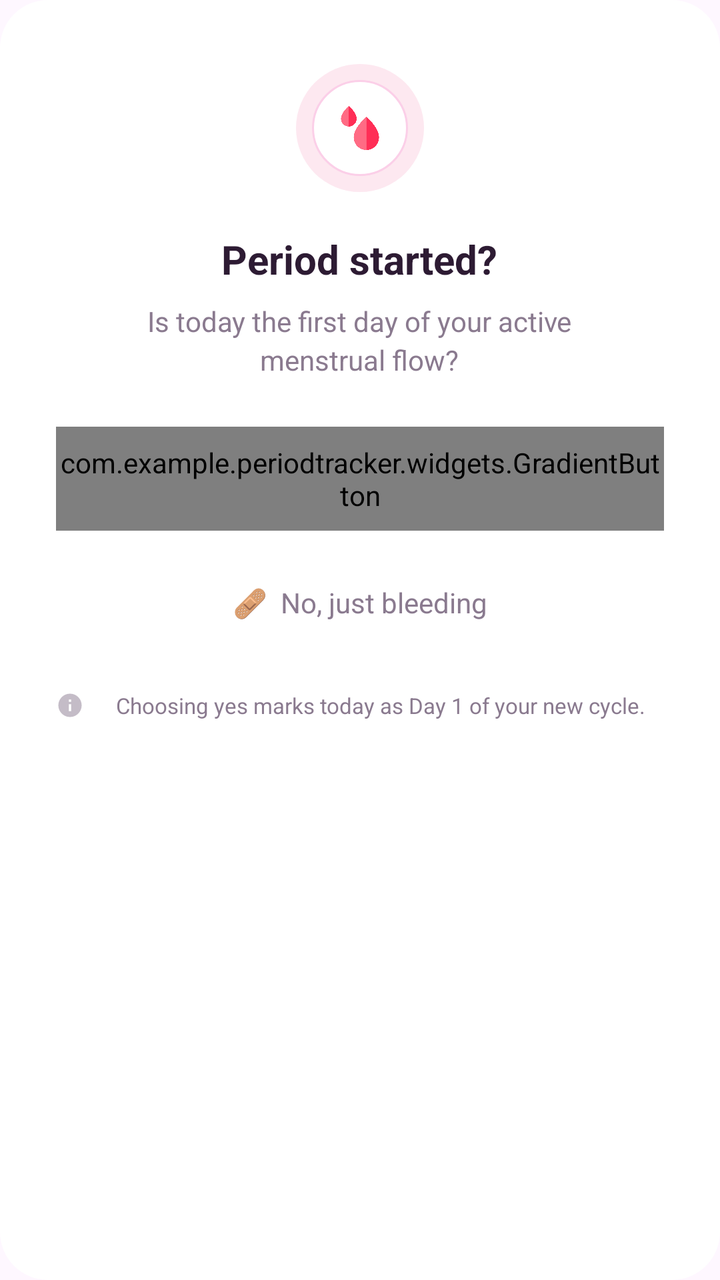
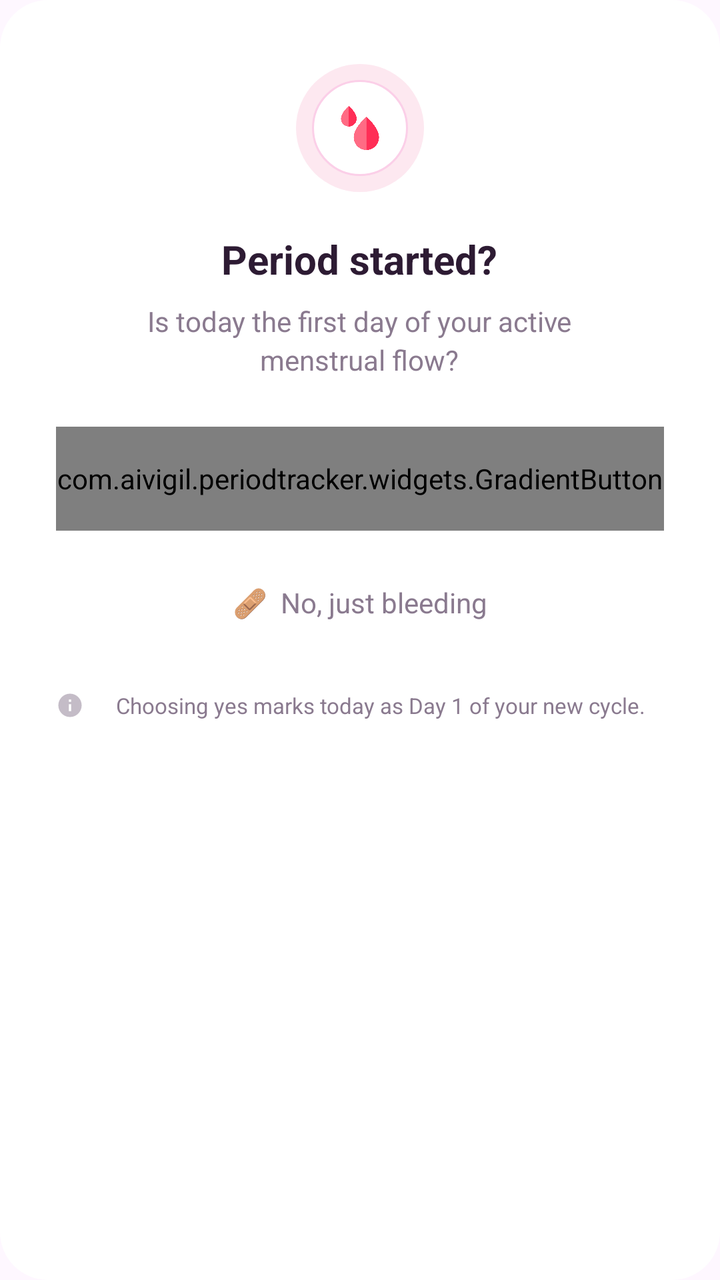

Compare the two renders of this Android layout. The source of the first and the diff that turns it into the second are given below.
<!-- AndroidManifest.xml: application theme Theme.PeriodTracker -->
<!-- res/layout/dialog_period_start_confirmation.xml -->
<?xml version="1.0" encoding="utf-8"?>
<LinearLayout
    xmlns:android="http://schemas.android.com/apk/res/android"
    android:layout_width="match_parent"
    android:layout_height="wrap_content"
    android:orientation="vertical"
    android:gravity="center_horizontal"
    android:paddingHorizontal="28dp"
    android:paddingTop="32dp"
    android:paddingBottom="24dp"
    android:background="@drawable/bg_dialog_card">

    
    <FrameLayout
        android:layout_width="64dp"
        android:layout_height="64dp"
        android:layout_marginBottom="20dp">

        
        <View
            android:layout_width="64dp"
            android:layout_height="64dp"
            android:background="@drawable/bg_period_confirm_outer" />

        
        <FrameLayout
            android:layout_width="48dp"
            android:layout_height="48dp"
            android:layout_gravity="center"
            android:background="@drawable/bg_period_confirm_inner">

            <ImageView
                android:layout_width="22dp"
                android:layout_height="22dp"
                android:layout_gravity="center"
                android:src="@drawable/ic_period_drop"
                android:contentDescription="Period drop" />

        </FrameLayout>

    </FrameLayout>

    
    <TextView
        android:layout_width="wrap_content"
        android:layout_height="wrap_content"
        android:text="Period started?"
        android:textSize="20sp"
        android:textStyle="bold"
        android:textColor="#2D1B33"
        android:layout_marginBottom="8dp" />

    
    <TextView
        android:layout_width="wrap_content"
        android:layout_height="wrap_content"
        android:text="Is today the first day of your active\nmenstrual flow?"
        android:textSize="14sp"
        android:textColor="#8A7A8F"
        android:gravity="center"
        android:lineSpacingExtra="3dp"
        android:layout_marginBottom="24dp" />

    
    <com.example.periodtracker.widgets.GradientButton
        android:id="@+id/btnYesPeriodStarted"
        android:layout_width="match_parent"
        android:layout_height="52dp"
        android:text="🩸  Yes, period started"
        android:layout_marginBottom="12dp" />

    
    <TextView
        android:id="@+id/btnNoJustBleeding"
        android:layout_width="wrap_content"
        android:layout_height="48dp"
        android:gravity="center"
        android:text="🩹  No, just bleeding"
        android:textSize="14sp"
        android:textColor="#8A7A8F"
        android:layout_marginBottom="16dp" />

    
    <LinearLayout
        android:layout_width="match_parent"
        android:layout_height="wrap_content"
        android:orientation="horizontal"
        android:gravity="center"
        android:layout_marginTop="4dp">

        <ImageView
            android:layout_width="14dp"
            android:layout_height="14dp"
            android:src="@drawable/ic_info"
            android:layout_marginEnd="6dp"
            android:contentDescription="Info"
            android:alpha="0.5" />

        <TextView
            android:layout_width="0dp"
            android:layout_height="wrap_content"
            android:layout_weight="1"
            android:text="Choosing yes marks today as Day 1 of your new cycle."
            android:textSize="11sp"
            android:textColor="#8A7A8F"
            android:gravity="center" />

    </LinearLayout>

</LinearLayout>
<!-- resources referenced by this layout -->
<resources>
  <!-- drawable bg_dialog_card (drawable) -->
  <?xml version="1.0" encoding="utf-8"?>
  <shape xmlns:android="http://schemas.android.com/apk/res/android"
      android:shape="rectangle">
      <solid android:color="#FFFFFF" />
      <corners android:radius="24dp" />
  </shape>
  <!-- drawable bg_period_confirm_inner (drawable) -->
  <?xml version="1.0" encoding="utf-8"?>
  <shape xmlns:android="http://schemas.android.com/apk/res/android"
      android:shape="oval">
      <solid android:color="#FFFFFF" />
      <stroke android:width="1dp" android:color="#FBCFE8" />
  </shape>
  <!-- drawable bg_period_confirm_outer (drawable) -->
  <?xml version="1.0" encoding="utf-8"?>
  <shape xmlns:android="http://schemas.android.com/apk/res/android"
      android:shape="oval">
      <solid android:color="#FDE8F0" />
  </shape>
  <!-- drawable ic_info (drawable) -->
  <?xml version="1.0" encoding="utf-8"?>
  <vector xmlns:android="http://schemas.android.com/apk/res/android"
      android:width="14dp"
      android:height="14dp"
      android:viewportWidth="24"
      android:viewportHeight="24">
      <path
          android:fillColor="#8A7A8F"
          android:pathData="M12,2C6.48,2 2,6.48 2,12s4.48,10 10,10 10,-4.48 10,-10S17.52,2 12,2zm1,15h-2v-6h2v6zm0,-8h-2V7h2v2z"/>
  </vector>
  <!-- drawable ic_period_drop: png bitmap (drawable, 14746 bytes) -->
  <style name="Theme.PeriodTracker" parent="Base.Theme.PeriodTracker" />
  <style name="Base.Theme.PeriodTracker" parent="Theme.Material3.DayNight.NoActionBar">
          
          <item name="android:windowTranslucentStatus">false</item>
          <item name="android:windowTranslucentNavigation">false</item>
      </style>
</resources>

<!-- the commit's change to res/layout/dialog_period_start_confirmation.xml (unified diff, before → after) -->
@@ -1,4 +1,4 @@
-<?xml version="1.0" encoding="utf-8"?>
+﻿<?xml version="1.0" encoding="utf-8"?>
 <LinearLayout
     xmlns:android="http://schemas.android.com/apk/res/android"
     android:layout_width="match_parent"
@@ -62,7 +62,7 @@
         android:layout_marginBottom="24dp" />
 
     
-    <com.example.periodtracker.widgets.GradientButton
+    <com.aivigil.periodtracker.widgets.GradientButton
         android:id="@+id/btnYesPeriodStarted"
         android:layout_width="match_parent"
         android:layout_height="52dp"
